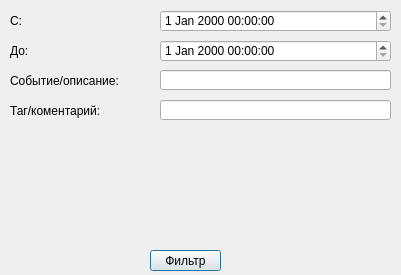
The window that FVAViewer/filters.ui (dimanikulin/fva) describes before a commit, drawn with Qt 5.
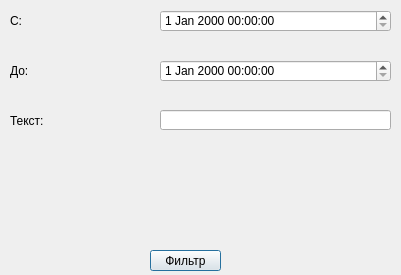
The same window after the commit.

Diff of the .ui file:
```diff
--- a/FVAViewer/filters.ui
+++ b/FVAViewer/filters.ui
@@ -40,7 +40,7 @@
    <property name="geometry">
     <rect>
      <x>10</x>
-     <y>40</y>
+     <y>60</y>
      <width>141</width>
      <height>21</height>
     </rect>
@@ -53,7 +53,7 @@
    <property name="geometry">
     <rect>
      <x>160</x>
-     <y>40</y>
+     <y>60</y>
      <width>231</width>
      <height>22</height>
     </rect>
@@ -63,20 +63,20 @@
    <property name="geometry">
     <rect>
      <x>10</x>
-     <y>70</y>
+     <y>110</y>
      <width>141</width>
      <height>21</height>
     </rect>
    </property>
    <property name="text">
-    <string>Событие/описание:</string>
+    <string>Текст:</string>
    </property>
   </widget>
   <widget class="QLineEdit" name="editEvent">
    <property name="geometry">
     <rect>
      <x>160</x>
-     <y>70</y>
+     <y>110</y>
      <width>231</width>
      <height>20</height>
     </rect>
@@ -95,29 +95,6 @@
     <string>Фильтр</string>
    </property>
   </widget>
-  <widget class="QLabel" name="label_4">
-   <property name="geometry">
-    <rect>
-     <x>10</x>
-     <y>100</y>
-     <width>141</width>
-     <height>21</height>
-    </rect>
-   </property>
-   <property name="text">
-    <string>Таг/коментарий:</string>
-   </property>
-  </widget>
-  <widget class="QLineEdit" name="editComment">
-   <property name="geometry">
-    <rect>
-     <x>160</x>
-     <y>100</y>
-     <width>231</width>
-     <height>20</height>
-    </rect>
-   </property>
-  </widget>
  </widget>
  <resources/>
  <connections/>
```
